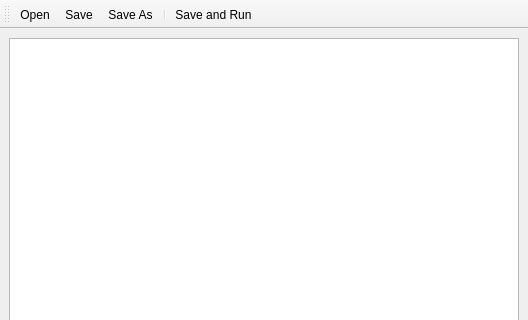
Before: the Qt Designer form examples/9-simple-lisp-editor/data/editor.ui in GitoriousLispBackup/eql, drawn with Qt 5; both pictures show x 0 to 528 and y 0 to 320 of the 528 by 478 pixel window.
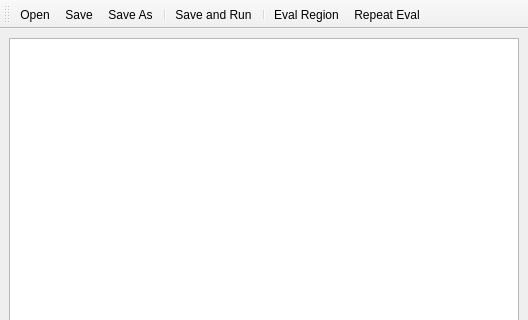
After: the same form once the commit is applied.

```diff
--- a/examples/9-simple-lisp-editor/data/editor.ui
+++ b/examples/9-simple-lisp-editor/data/editor.ui
@@ -46,6 +46,9 @@
    <addaction name="action_save_as"/>
    <addaction name="separator"/>
    <addaction name="action_save_and_run"/>
+   <addaction name="separator"/>
+   <addaction name="action_eval_region"/>
+   <addaction name="action_repeat_eval"/>
   </widget>
   <action name="action_open">
    <property name="text">
@@ -67,6 +70,22 @@
     <string>Save and Run</string>
    </property>
   </action>
+  <action name="action_eval_region">
+   <property name="text">
+    <string>Eval Region</string>
+   </property>
+   <property name="toolTip">
+    <string>Eval expression enclosed in currently highlighted parenthesis</string>
+   </property>
+  </action>
+  <action name="action_repeat_eval">
+   <property name="text">
+    <string>Repeat Eval</string>
+   </property>
+   <property name="toolTip">
+    <string>Eval starting from left paren of latest eval</string>
+   </property>
+  </action>
  </widget>
  <resources/>
  <connections/>
```
